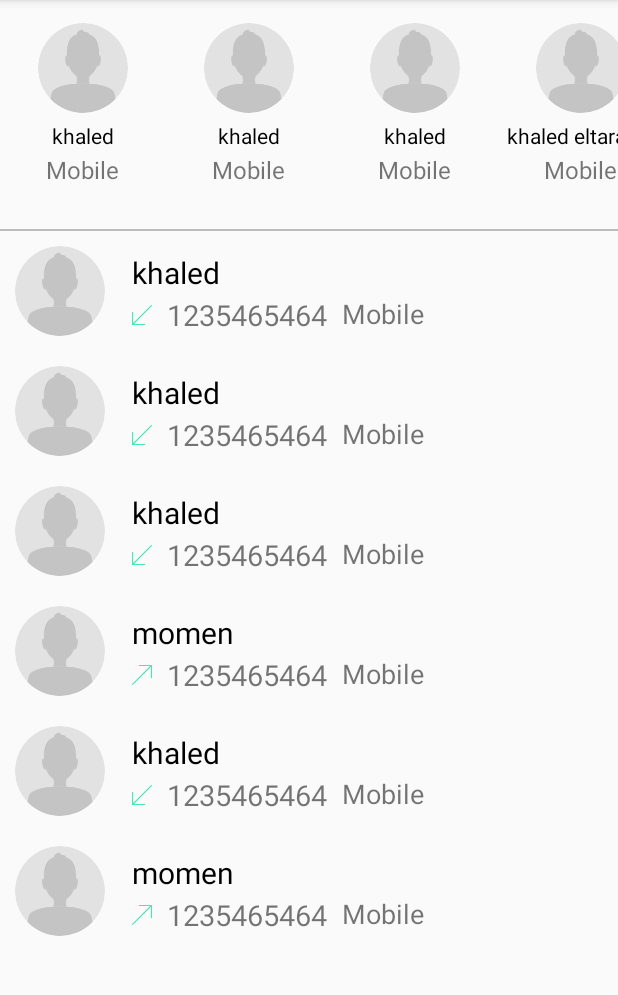
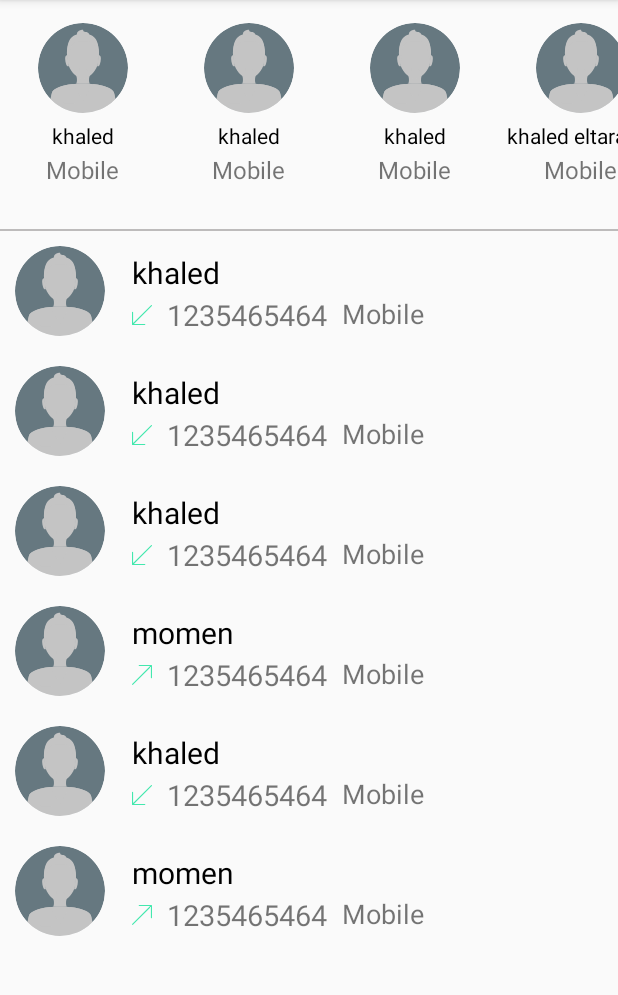
Before and after one commit to momentamimy/teckvillagetrue, an Android app: the fragment Main_Fagment shown on its own in the app's theme, on a phone screen of 412 x 824 dp, the part 84-1079 px from its top. Run offline under Robolectric (Android 15) with nearby library versions, the phone set to English and light mode, and no system bars; our stand-ins replace CircleImageView, Picasso; libraries missing offline, so code that uses them is left out: com.facebook; plain views replace AutofitTextView; pictures from the network do not load.

Commit message:
set fragment in MainActivity fragment contacts5

```diff
--- a/app/build.gradle
+++ b/app/build.gradle
@@ -4,7 +4,7 @@ android {
     compileSdkVersion 26
     defaultConfig {
         applicationId "teckvillage.developer.khaled_pc.teckvillagetrue"
-        minSdkVersion 19
+        minSdkVersion 15
         targetSdkVersion 26
         versionCode 1
         versionName "1.0"
--- a/app/src/main/res/drawable/ic_nurse.xml
+++ b/app/src/main/res/drawable/ic_nurse.xml
@@ -1,6 +1,6 @@
 <vector android:height="100dp" android:viewportHeight="496.2"
     android:viewportWidth="496.2" android:width="100dp" xmlns:android="http://schemas.android.com/apk/res/android">
-    <path android:fillColor="#e2e2e2" android:pathData="M496.2,248.1C496.2,111.1 385.1,0 248.1,0S0,111.1 0,248.1s111.1,248.1 248.1,248.1S496.2,385.1 496.2,248.1z"/>
+    <path android:fillColor="#667880" android:pathData="M496.2,248.1C496.2,111.1 385.1,0 248.1,0S0,111.1 0,248.1s111.1,248.1 248.1,248.1S496.2,385.1 496.2,248.1z"/>
     <path android:fillColor="#c4c4c4" android:pathData="M248.1,496.2c70.2,0 133.6,-29.2 178.7,-76c-2.8,-15.1 -5.6,-28.9 -8.3,-37.4c-8.5,-27.3 -81.2,-49.3 -170.8,-49.3s-161.5,22 -170,49.3c-2.6,8.5 -5.5,22.2 -8.3,37.4C114.5,467 177.9,496.2 248.1,496.2z"/>
     <path android:fillColor="#c4c4c4" android:pathData="M418.5,382.8c-6.7,-21.4 -52.9,-39.6 -115.8,-46.4l-54.6,91.5l-54.7,-91.7c-63,6.8 -109.1,25 -115.8,46.5c-2.6,8.5 -5.5,22.2 -8.3,37.4c45.1,46.9 108.5,76 178.7,76s133.6,-29.2 178.7,-76C424.1,405 421.2,391.2 418.5,382.8z"/>
     <path android:fillColor="#c4c4c4" android:pathData="M140.3,433.6h63v10.5h-63z"/>
```
